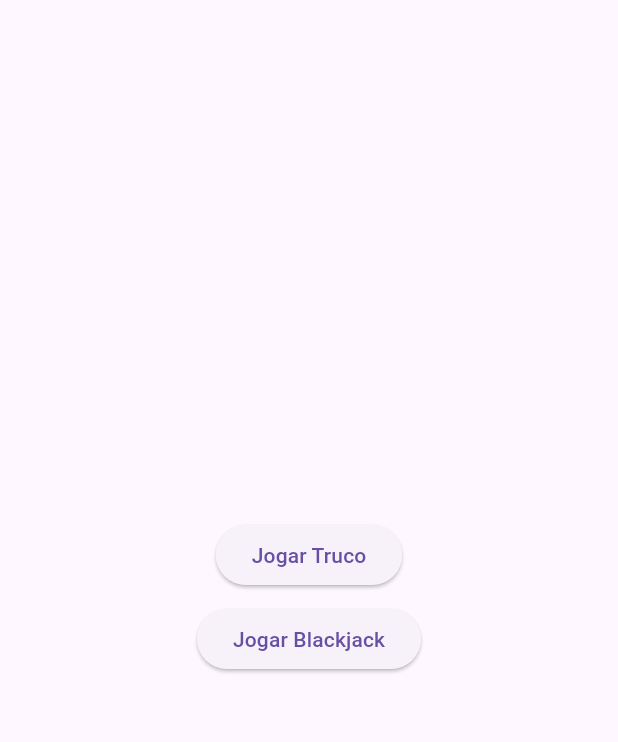
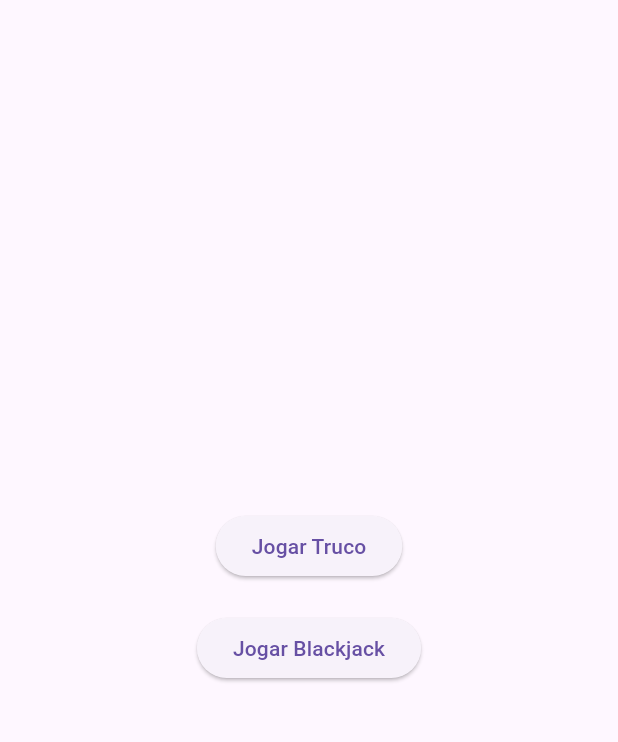
Before and after one commit to vichsort/trucaralhoCorp, a Flutter app: the screen it shows after launch, on a phone screen of 412 x 824 dp, the part 63-805 px from its top. Run offline on Flutter 3.47's test engine with Material 3 defaults, Android fonts, the phone set to English and light mode, and no system bars; our stand-ins replace flutter_speed_dial.

Commit message:
Update main.dart

```diff
--- a/lib/main.dart
+++ b/lib/main.dart
@@ -41,7 +41,7 @@ class HomePage extends StatelessWidget {
                 );
               },
             ),
-            SizedBox(height: 8),
+            SizedBox(height: 20),
             ElevatedButton(
               child: const Text('Jogar Blackjack'),
               onPressed: () {
```
